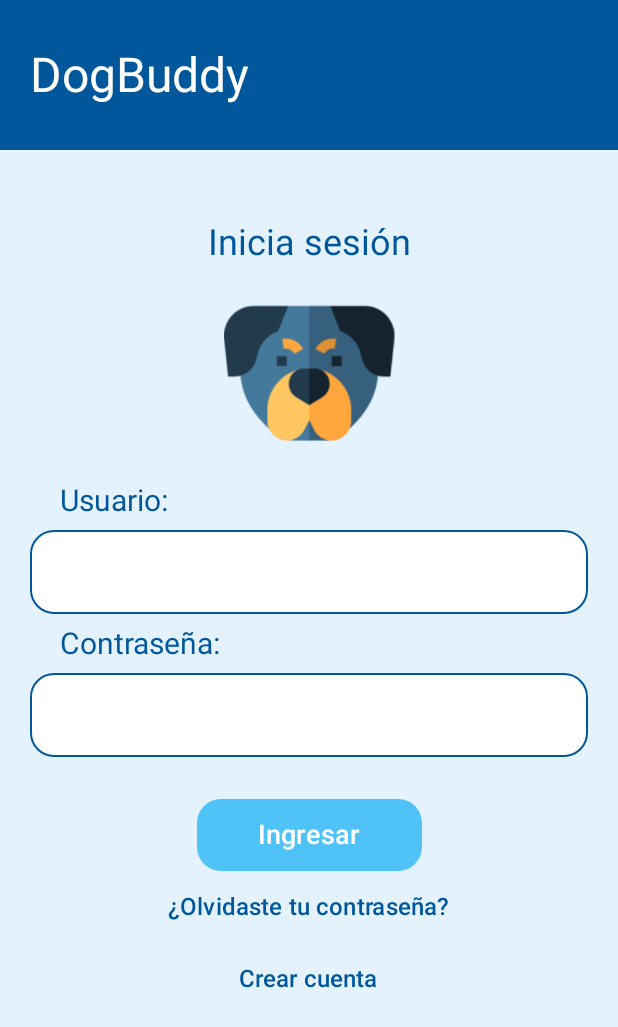
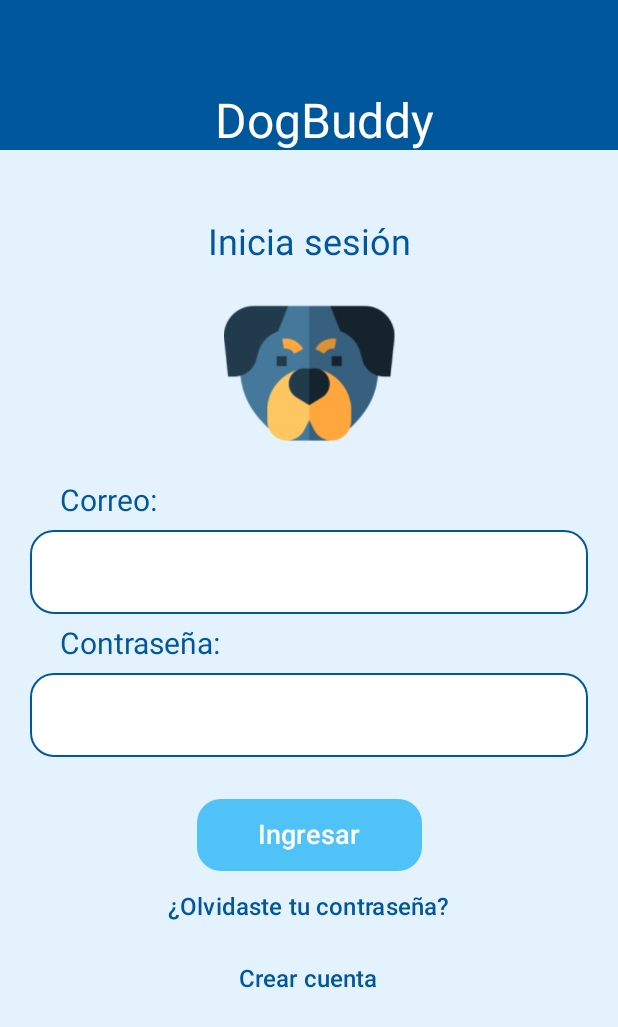
Before and after one commit to xZloy/DogBuddy, an Android app built with Jetpack Compose: the screen it shows after launch (MainActivity), on a phone screen of 412 x 824 dp. Shown: the top 1027 px of the screen. Run offline under Robolectric (Android 15) with nearby library versions, the phone set to English and light mode, and no system bars; our stand-ins replace Firebase (no records; nobody signed in at launch, a user with empty details on screens opened directly).

Commit message:
Connection with FirebaseAuth, development of Sign up, Sign in functions in Login.kt and Register.kt

```diff
--- a/app/build.gradle.kts
+++ b/app/build.gradle.kts
@@ -2,6 +2,7 @@ plugins {
     alias(libs.plugins.android.application)
     alias(libs.plugins.kotlin.android)
     alias(libs.plugins.kotlin.compose)
+    alias(libs.plugins.google.gms.google.services)
 }
 
 android {
@@ -49,6 +50,9 @@ dependencies {
     implementation(libs.androidx.ui.graphics)
     implementation(libs.androidx.ui.tooling.preview)
     implementation(libs.androidx.material3)
+    implementation(libs.androidx.navigation.compose)
+    implementation(libs.androidx.navigation.testing)
+    implementation(libs.firebase.auth)
     testImplementation(libs.junit)
     androidTestImplementation(libs.androidx.junit)
     androidTestImplementation(libs.androidx.espresso.core)
--- a/app/src/main/java/ceti/dogbuddy/MainActivity.kt
+++ b/app/src/main/java/ceti/dogbuddy/MainActivity.kt
@@ -1,17 +1,15 @@
 package ceti.dogbuddy
 
 import android.os.Bundle
-import ceti.dogbuddy.ui.screens.LoginDogBuddy
 import androidx.activity.ComponentActivity
 import androidx.activity.compose.setContent
 import androidx.activity.enableEdgeToEdge
-import androidx.compose.foundation.layout.fillMaxSize
-import androidx.compose.foundation.layout.padding
-import androidx.compose.material3.Scaffold
-import androidx.compose.material3.Text
 import androidx.compose.runtime.Composable
-import androidx.compose.ui.Modifier
-import androidx.compose.ui.tooling.preview.Preview
+import androidx.navigation.compose.NavHost
+import androidx.navigation.compose.composable
+import androidx.navigation.compose.rememberNavController
+import ceti.dogbuddy.ui.screens.HomeDogBuddy
+import ceti.dogbuddy.ui.screens.LoginDogBuddy
 import ceti.dogbuddy.ui.screens.RegisterDogBuddy
 
 //import ceti.dogbuddy.ui.theme.DogBuddyTheme
@@ -21,15 +19,18 @@ class MainActivity : ComponentActivity() {
         super.onCreate(savedInstanceState)
         enableEdgeToEdge()
         setContent {
-            /*DogBuddyTheme {
-                Scaffold(modifier = Modifier.fillMaxSize()) { innerPadding ->
-                    Greeting(
-                        name = "Android",
-                        modifier = Modifier.padding(innerPadding)
-                    )
-                }
-            }*/
-            LoginDogBuddy()
+            AppNavigation()
         }
     }
 }
+
+@Composable
+fun AppNavigation() {
+    val navController = rememberNavController()
+
+    NavHost(navController, startDestination = "login") {
+        composable("login") { LoginDogBuddy(navController) }
+        composable("register") { RegisterDogBuddy(navController) }
+        composable("home") { HomeDogBuddy(navController) }
+    }
+}
--- a/app/src/main/java/ceti/dogbuddy/ui/screens/Login.kt
+++ b/app/src/main/java/ceti/dogbuddy/ui/screens/Login.kt
@@ -1,5 +1,8 @@
 package ceti.dogbuddy.ui.screens
 
+import android.content.Intent
+import android.util.Log
+import android.widget.Toast
 import androidx.compose.foundation.Image
 import androidx.compose.foundation.background
 import androidx.compose.foundation.layout.*
@@ -9,19 +12,28 @@ import androidx.compose.runtime.*
 import androidx.compose.ui.Alignment
 import androidx.compose.ui.Modifier
 import androidx.compose.ui.graphics.Color
+import androidx.compose.ui.platform.LocalContext
 import androidx.compose.ui.res.painterResource
 import androidx.compose.ui.text.TextStyle
 import androidx.compose.ui.text.input.PasswordVisualTransformation
 import androidx.compose.ui.tooling.preview.Preview
 import androidx.compose.ui.unit.dp
 import androidx.compose.ui.unit.sp
+import androidx.navigation.NavController
+import androidx.navigation.testing.TestNavHostController
 import ceti.dogbuddy.R
+import com.google.firebase.Firebase
+import com.google.firebase.auth.FirebaseAuth
+import com.google.firebase.auth.auth
 
+//import kotlin.coroutines.jvm.internal.CompletedContinuation.context
+private lateinit var auth:FirebaseAuth
 @Composable
-fun LoginDogBuddy(modifier: Modifier = Modifier) {
-    var usuario by remember { mutableStateOf("") }
+fun LoginDogBuddy(navController: NavController, modifier: Modifier = Modifier) {
+    auth = Firebase.auth
+    var correo by remember { mutableStateOf("") }
     var contraseña by remember { mutableStateOf("") }
-
+    val context = LocalContext.current
     Box(
         modifier = modifier
             .fillMaxSize()
@@ -39,7 +51,7 @@ fun LoginDogBuddy(modifier: Modifier = Modifier) {
                 color = Color.White,
                 style = TextStyle(fontSize = 32.sp),
                 modifier = Modifier
-                    .align(Alignment.CenterStart)
+                    .align(Alignment.BottomCenter)
                     .padding(start = 20.dp)
             )
         }
@@ -70,7 +82,7 @@ fun LoginDogBuddy(modifier: Modifier = Modifier) {
 
             // Campo Usuario
             Text(
-                text = "Usuario:",
+                text = "Correo:",
                 color = Color(0xff01579b),
                 fontSize = 20.sp,
                 modifier = Modifier
@@ -78,8 +90,8 @@ fun LoginDogBuddy(modifier: Modifier = Modifier) {
                     .padding(start = 20.dp)
             )
             OutlinedTextField(
-                value = usuario,
-                onValueChange = { usuario = it },
+                value = correo,
+                onValueChange = { correo = it },
                 shape = RoundedCornerShape(16.dp),
                 modifier = Modifier
                     .fillMaxWidth()
@@ -125,7 +137,27 @@ fun LoginDogBuddy(modifier: Modifier = Modifier) {
 
             // Botón de Ingreso
             Button(
-                onClick = { /* Acción de login */ },
+                onClick = {
+                    if(correo.isEmpty() || contraseña.isEmpty()){
+                        Toast.makeText(context,"Favor de llenar todos los campos",Toast.LENGTH_SHORT).show()
+                    }else{
+                        auth.signInWithEmailAndPassword(correo,contraseña)
+                            .addOnCompleteListener() { task ->
+                                if (task.isSuccessful) {
+                                    // Sign in success, update UI with the signed-in user's information
+                                    Toast.makeText(context, "Authentication success.", Toast.LENGTH_SHORT,).show()
+                                    val user = auth.currentUser
+                                    updateUI(user,navController)
+                                } else {
+                                    // If sign in fails, display a message to the user.
+                                    //Log.w(TAG, "signInWithEmail:failure", task.exception)
+                                    Toast.makeText(context, "Authentication failed.", Toast.LENGTH_SHORT,).show()
+                                    updateUI(null,navController)
+                                }
+                            }
+                    }
+
+                },
                 shape = RoundedCornerShape(16.dp),
                 colors = ButtonDefaults.buttonColors(containerColor = Color(0xff4fc3f7)),
                 modifier = Modifier
@@ -137,11 +169,11 @@ fun LoginDogBuddy(modifier: Modifier = Modifier) {
             }
 
             // Enlaces de Olvido y Crear cuenta
-            TextButton(onClick = { /* Navegar a pantalla de recuperación */ }) {
+            TextButton(onClick = {  }) {
                 Text("¿Olvidaste tu contraseña?", color = Color(0xff01579b), fontSize = 16.sp)
             }
 
-            TextButton(onClick = { /* Navegar a pantalla de registro */ }) {
+            TextButton(onClick = { navController.navigate("register") }) {
                 Text("Crear cuenta", color = Color(0xff01579b), fontSize = 16.sp)
             }
         }
@@ -151,5 +183,6 @@ fun LoginDogBuddy(modifier: Modifier = Modifier) {
 @Preview(widthDp = 360, heightDp = 800)
 @Composable
 fun LoginDogBuddyPreview() {
-    LoginDogBuddy(Modifier)
+    val fakeNavController = TestNavHostController(LocalContext.current)
+    LoginDogBuddy(navController = fakeNavController, modifier = Modifier)
 }
--- a/build.gradle.kts
+++ b/build.gradle.kts
@@ -3,4 +3,5 @@ plugins {
     alias(libs.plugins.android.application) apply false
     alias(libs.plugins.kotlin.android) apply false
     alias(libs.plugins.kotlin.compose) apply false
+    alias(libs.plugins.google.gms.google.services) apply false
 }
```
Also changed, not shown: app/src/main/java/ceti/dogbuddy/ui/screens/Home.kt (added, +89 -0 lines), app/src/main/java/ceti/dogbuddy/ui/screens/Register.kt (+72 -6 lines), gradle/libs.versions.toml (+8 -0 lines), 1 other file.
